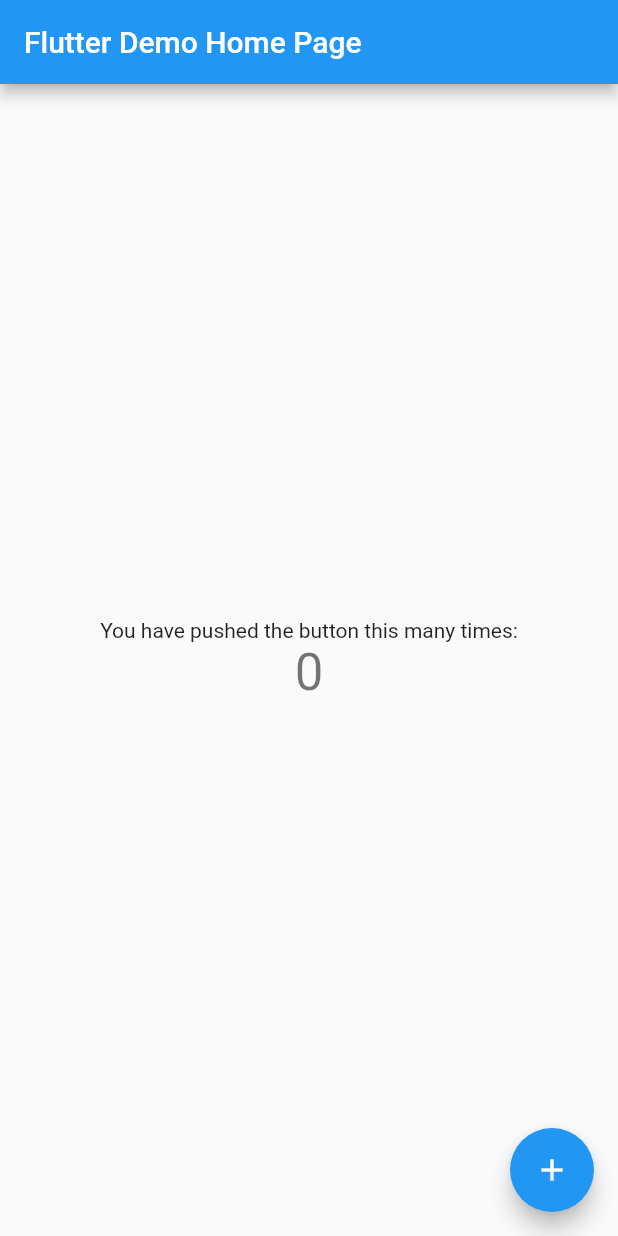
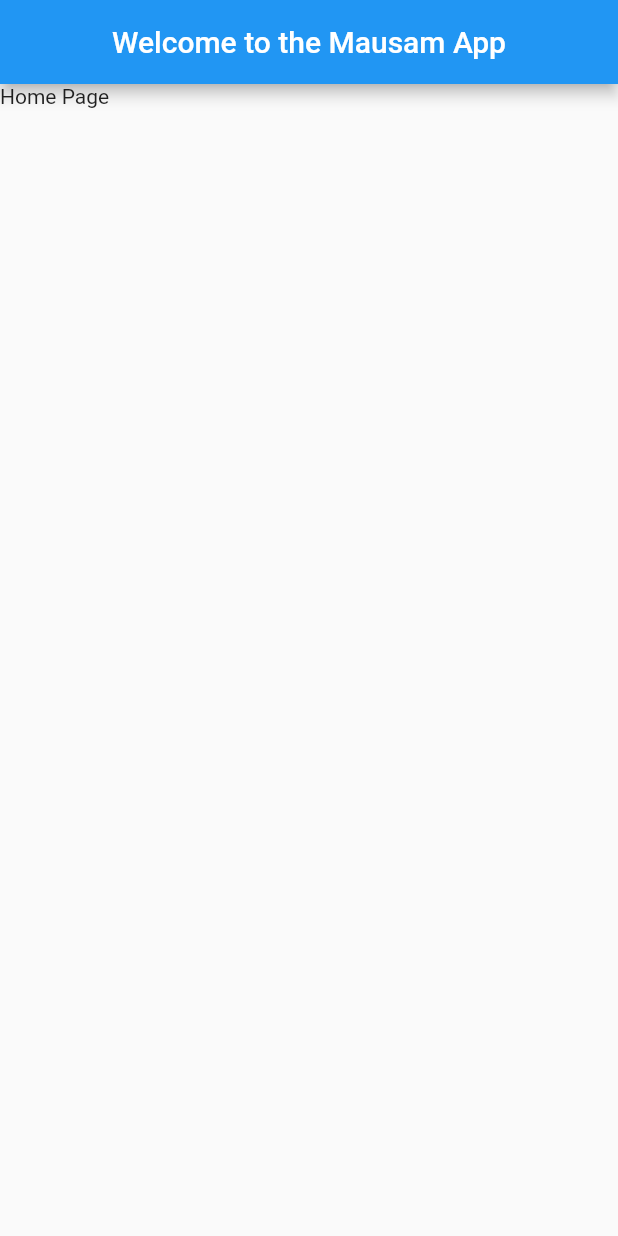
Before and after one commit to bkarthikkumar/flutter_yt, a Flutter app: the screen it shows after launch, on a phone screen of 412 x 824 dp. Run offline on Flutter 3.47's test engine with Material 2 defaults, Android fonts, the phone set to English and light mode, and no system bars.

Commit message:
Commit 001 Date 12/10/2023 Video Status : 13/181
Weather App In Flutter  - In this commit we have added three different screens and imported them into main.dart file . Those three file contain statefull widget for further use

```diff
--- /dev/null
+++ b/Project02-Mausam_App/proj_02_mausam_app/lib/Screens/home_screen.dart
@@ -0,0 +1,24 @@
+import 'package:flutter/material.dart';
+
+class MausamHome extends StatefulWidget {
+  const MausamHome({super.key});
+
+  @override
+  State<MausamHome> createState() => _MausamHomeState();
+}
+
+class _MausamHomeState extends State<MausamHome> {
+  @override
+  Widget build(BuildContext context) {
+    return Scaffold(
+      appBar: AppBar(
+        title: Center(
+          child: Text(
+            "Welcome to the Mausam App",
+          ),
+        ),
+      ),
+      body: Text("Home Page"),
+    );
+  }
+}
--- a/Project02-Mausam_App/proj_02_mausam_app/lib/main.dart
+++ b/Project02-Mausam_App/proj_02_mausam_app/lib/main.dart
@@ -1,115 +1,10 @@
 import 'package:flutter/material.dart';
+import 'package:proj_02_mausam_app/Screens/home_screen.dart';
+import 'package:proj_02_mausam_app/Screens/loading_screen.dart';
+import 'package:proj_02_mausam_app/Screens/location_screen.dart';
 
 void main() {
-  runApp(const MyApp());
+  runApp(MaterialApp(
+    home: MausamHome(),
+  ));
 }
-
-class MyApp extends StatelessWidget {
-  const MyApp({super.key});
-
-  // This widget is the root of your application.
-  @override
-  Widget build(BuildContext context) {
-    return MaterialApp(
-      title: 'Flutter Demo',
-      theme: ThemeData(
-        // This is the theme of your application.
-        //
-        // Try running your application with "flutter run". You'll see the
-        // application has a blue toolbar. Then, without quitting the app, try
-        // changing the primarySwatch below to Colors.green and then invoke
-        // "hot reload" (press "r" in the console where you ran "flutter run",
-        // or simply save your changes to "hot reload" in a Flutter IDE).
-        // Notice that the counter didn't reset back to zero; the application
-        // is not restarted.
-        primarySwatch: Colors.blue,
-      ),
-      home: const MyHomePage(title: 'Flutter Demo Home Page'),
-    );
-  }
-}
-
-class MyHomePage extends StatefulWidget {
-  const MyHomePage({super.key, required this.title});
-
-  // This widget is the home page of your application. It is stateful, meaning
-  // that it has a State object (defined below) that contains fields that affect
-  // how it looks.
-
-  // This class is the configuration for the state. It holds the values (in this
-  // case the title) provided by the parent (in this case the App widget) and
-  // used by the build method of the State. Fields in a Widget subclass are
-  // always marked "final".
-
-  final String title;
-
-  @override
-  State<MyHomePage> createState() => _MyHomePageState();
-}
-
-class _MyHomePageState extends State<MyHomePage> {
-  int _counter = 0;
-
-  void _incrementCounter() {
-    setState(() {
-      // This call to setState tells the Flutter framework that something has
-      // changed in this State, which causes it to rerun the build method below
-      // so that the display can reflect the updated values. If we changed
-      // _counter without calling setState(), then the build method would not be
-      // called again, and so nothing would appear to happen.
-      _counter++;
-    });
-  }
-
-  @override
-  Widget build(BuildContext context) {
-    // This method is rerun every time setState is called, for instance as done
-    // by the _incrementCounter method above.
-    //
-    // The Flutter framework has been optimized to make rerunning build methods
-    // fast, so that you can just rebuild anything that needs updating rather
-    // than having to individually change instances of widgets.
-    return Scaffold(
-      appBar: AppBar(
-        // Here we take the value from the MyHomePage object that was created by
-        // the App.build method, and use it to set our appbar title.
-        title: Text(widget.title),
-      ),
-      body: Center(
-        // Center is a layout widget. It takes a single child and positions it
-        // in the middle of the parent.
-        child: Column(
-          // Column is also a layout widget. It takes a list of children and
-          // arranges them vertically. By default, it sizes itself to fit its
-          // children horizontally, and tries to be as tall as its parent.
-          //
-          // Invoke "debug painting" (press "p" in the console, choose the
-          // "Toggle Debug Paint" action from the Flutter Inspector in Android
-          // Studio, or the "Toggle Debug Paint" command in Visual Studio Code)
-          // to see the wireframe for each widget.
-          //
-          // Column has various properties to control how it sizes itself and
-          // how it positions its children. Here we use mainAxisAlignment to
-          // center the children vertically; the main axis here is the vertical
-          // axis because Columns are vertical (the cross axis would be
-          // horizontal).
-          mainAxisAlignment: MainAxisAlignment.center,
-          children: <Widget>[
-            const Text(
-              'You have pushed the button this many times:',
-            ),
-            Text(
-              '$_counter',
-              style: Theme.of(context).textTheme.headlineMedium,
-            ),
-          ],
-        ),
-      ),
-      floatingActionButton: FloatingActionButton(
-        onPressed: _incrementCounter,
-        tooltip: 'Increment',
-        child: const Icon(Icons.add),
-      ), // This trailing comma makes auto-formatting nicer for build methods.
-    );
-  }
-}
```
Also changed, not shown: Project02-Mausam_App/proj_02_mausam_app/lib/Screens/loading_screen.dart (added, +19 -0 lines), Project02-Mausam_App/proj_02_mausam_app/lib/Screens/location_screen.dart (added, +19 -0 lines), 1 other file.
